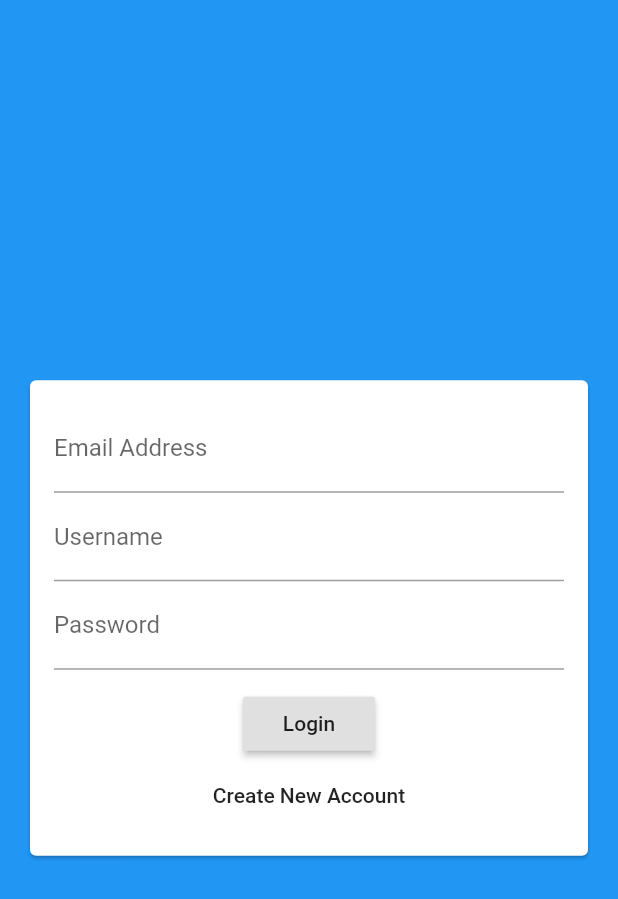
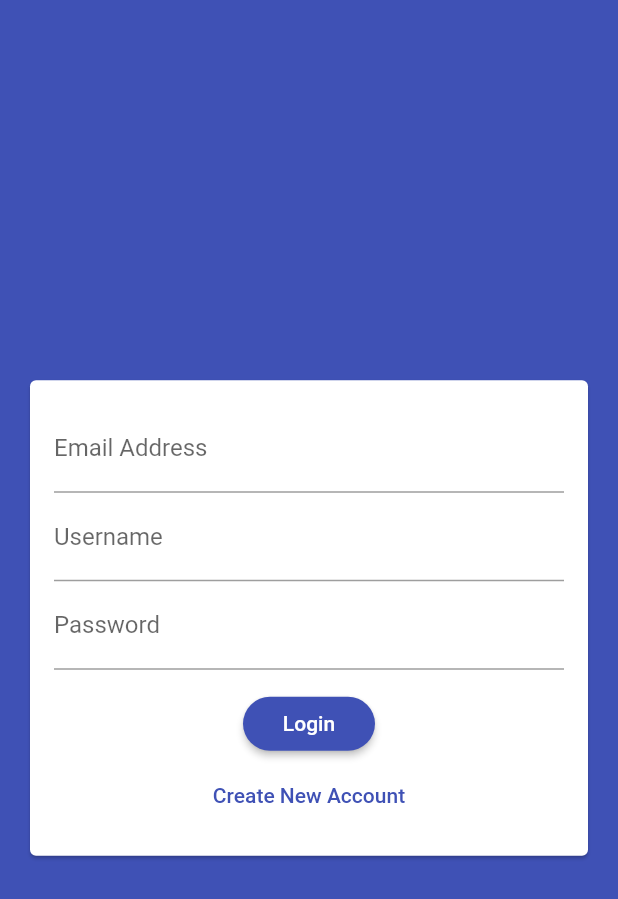
Before and after one commit to FercanSen/sample_chat_app, a Flutter app: the screen it shows after launch, on a phone screen of 412 x 824 dp. Shown: the top 899 px of the screen. Run offline on Flutter 3.47's test engine with Material 2 defaults, Android fonts, the phone set to English and light mode, and no system bars; our stand-ins replace cloud_firestore; accounts and stored records are empty.

Commit message:
Adding app theme

```diff
--- a/lib/main.dart
+++ b/lib/main.dart
@@ -13,7 +13,16 @@ class MyApp extends StatelessWidget {
     return MaterialApp(
       title: 'ChatFero',
       theme: ThemeData(
-        primarySwatch: Colors.blue,
+        primarySwatch: Colors.indigo,
+        backgroundColor: Colors.indigo,
+        accentColor: Colors.amberAccent,
+        primaryColorBrightness: Brightness.dark,
+        buttonTheme: ButtonTheme.of(context).copyWith(
+            buttonColor: Colors.indigo,
+            textTheme: ButtonTextTheme.primary,
+            shape: RoundedRectangleBorder(
+              borderRadius: BorderRadius.circular(20),
+            )),
         visualDensity: VisualDensity.adaptivePlatformDensity,
       ),
       home: AuthScreen(),
--- a/lib/widgets/auth/auth_form.dart
+++ b/lib/widgets/auth/auth_form.dart
@@ -35,6 +35,7 @@ class _AuthFormState extends State<AuthForm> {
                     onPressed: () {},
                   ),
                   FlatButton(
+                    textColor: Theme.of(context).primaryColor,
                     child: Text("Create New Account"),
                     onPressed: () {},
                   )
```
